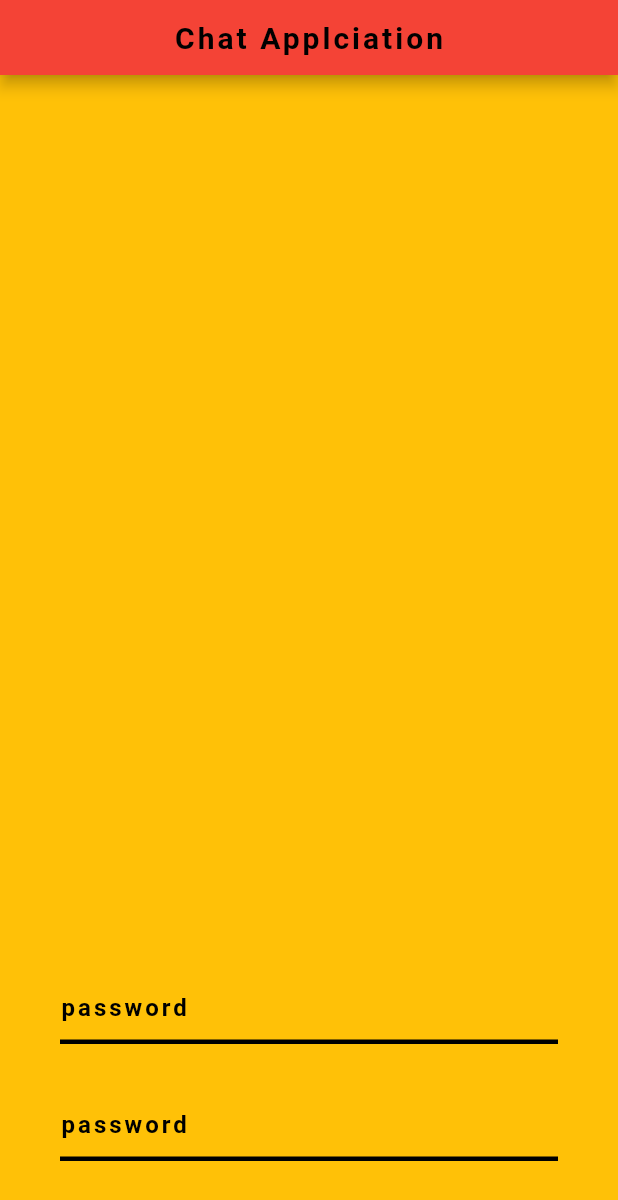
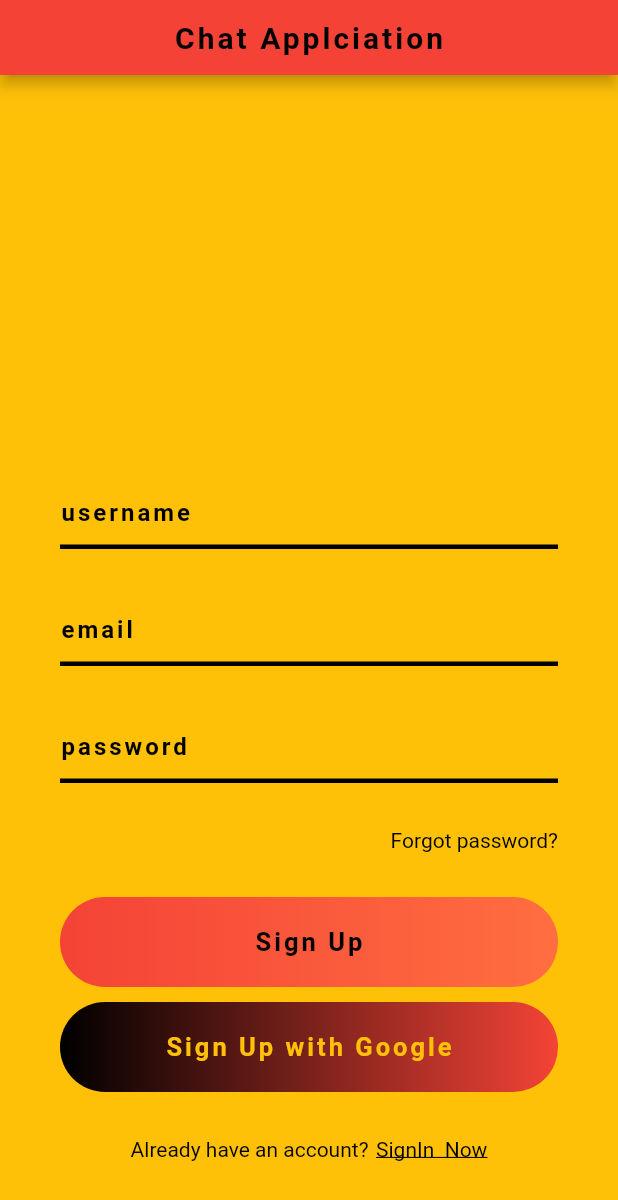
Before and after one commit to KhadijaKamran/ChatApplication, a Flutter app: the screen it shows after launch, on a phone screen of 412 x 824 dp. Shown: the top 1200 px of the screen. Run offline on Flutter 3.47's test engine with Material 2 defaults, Android fonts, the phone set to English and light mode, and no system bars.

Commit message:
created a front end for signIn and signUp

```diff
--- a/lib/main.dart
+++ b/lib/main.dart
@@ -1,4 +1,5 @@
 import 'package:chat_application/views/signin.dart';
+import 'package:chat_application/views/signup.dart';
 import 'package:flutter/material.dart';
 
 void main() {
@@ -11,7 +12,7 @@ void main() {
       visualDensity: VisualDensity.adaptivePlatformDensity,
     ),
     debugShowCheckedModeBanner: false,
-    home: SignIn(),
+    home: SignUp(),
     ),
   );
 }
--- a/lib/views/signup.dart
+++ b/lib/views/signup.dart
@@ -0,0 +1,129 @@
+import 'package:chat_application/widgets/widget.dart';
+import 'package:flutter/material.dart';
+
+class SignUp extends StatefulWidget {
+  const SignUp({Key? key}) : super(key: key);
+
+  @override
+  _SignUpState createState() => _SignUpState();
+}
+
+class _SignUpState extends State<SignUp> {
+  @override
+  Widget build(BuildContext context) {
+    return Scaffold(
+      appBar: mainAppBar(),
+      body: Container(
+        padding: EdgeInsets.symmetric(vertical: 20, horizontal: 40),
+        child: Column(
+          mainAxisAlignment: MainAxisAlignment.end,
+          children: [
+            TextField(
+              style: TextStyle(
+                color: Colors.black,
+                letterSpacing: 2.0,
+                fontWeight: FontWeight.bold,
+              ),
+              decoration: mainInputDecoration('username'),
+            ),
+            SizedBox(height: 30),
+            TextField(
+              style: TextStyle(
+                color: Colors.black,
+                letterSpacing: 2.0,
+                fontWeight: FontWeight.bold,
+              ),
+              decoration: mainInputDecoration('email'),
+            ),
+            SizedBox(height: 30),
+            TextField(
+              style: TextStyle(
+                color: Colors.black,
+                letterSpacing: 2.0,
+                fontWeight: FontWeight.bold,
+              ),
+              decoration: mainInputDecoration('password'),
+            ),
+            SizedBox(height: 30),
+            Container(
+                alignment: Alignment.centerRight,
+                child: Text('Forgot password?',
+                  style: TextStyle(
+                    color: Colors.black,
+                  ),
+                )
+            ),
+            SizedBox(height: 30),
+            Container(
+                alignment: Alignment.center,
+                width: MediaQuery.of(context).size.width,
+                padding: EdgeInsets.symmetric(vertical: 20),
+                decoration: BoxDecoration(
+                  gradient: LinearGradient(
+                      colors: [
+                        Colors.red,
+                        Colors.deepOrangeAccent,
+                      ]
+                  ),
+                  color: Colors.red,
+                  borderRadius: BorderRadius.circular(30),
+                ),
+                child: Text('Sign Up',
+                  style: TextStyle(
+                    color: Colors.black,
+                    fontSize: 17,
+                    fontWeight: FontWeight.bold,
+                    letterSpacing: 2,
+                  ),
+                )
+            ),
+            SizedBox(height: 10),
+            Container(
+                alignment: Alignment.center,
+                width: MediaQuery.of(context).size.width,
+                padding: EdgeInsets.symmetric(vertical: 20),
+                decoration: BoxDecoration(
+                  gradient: LinearGradient(
+                      colors: [
+                        Colors.black,
+                        Colors.red,
+                      ]
+                  ),
+                  color: Colors.red,
+                  borderRadius: BorderRadius.circular(30),
+                ),
+                child: Text('Sign Up with Google',
+                  style: TextStyle(
+                    color: Colors.amber,
+                    fontSize: 17,
+                    fontWeight: FontWeight.bold,
+                    letterSpacing: 2,
+                  ),
+                )
+            ),
+            SizedBox(height: 30),
+            Row(
+              mainAxisAlignment: MainAxisAlignment.center,
+              children: [
+                Text('Already have an account?',
+                  style: TextStyle(
+                    color: Colors.black,
+                  ),
+                ),
+                SizedBox(width: 5),
+                Text('SignIn  Now',
+                  style: TextStyle(
+                    color: Colors.black,
+                    decoration: TextDecoration.underline,
+                  ),
+                ),
+              ],
+            ),
+            SizedBox(height: 30),
+          ],
+        ),
+      ),
+    );
+
+  }
+}
--- a/lib/widgets/widget.dart
+++ b/lib/widgets/widget.dart
@@ -36,7 +36,7 @@ class mainAppBar extends StatelessWidget implements PreferredSizeWidget {
 // }
 InputDecoration mainInputDecoration(String string){
   return InputDecoration(
-    hintText: 'password',
+    hintText: string,
     hintStyle: TextStyle(
       color: Colors.black,
       letterSpacing: 2.0,
```
Also changed, not shown: lib/views/signin.dart (+86 -2 lines).
